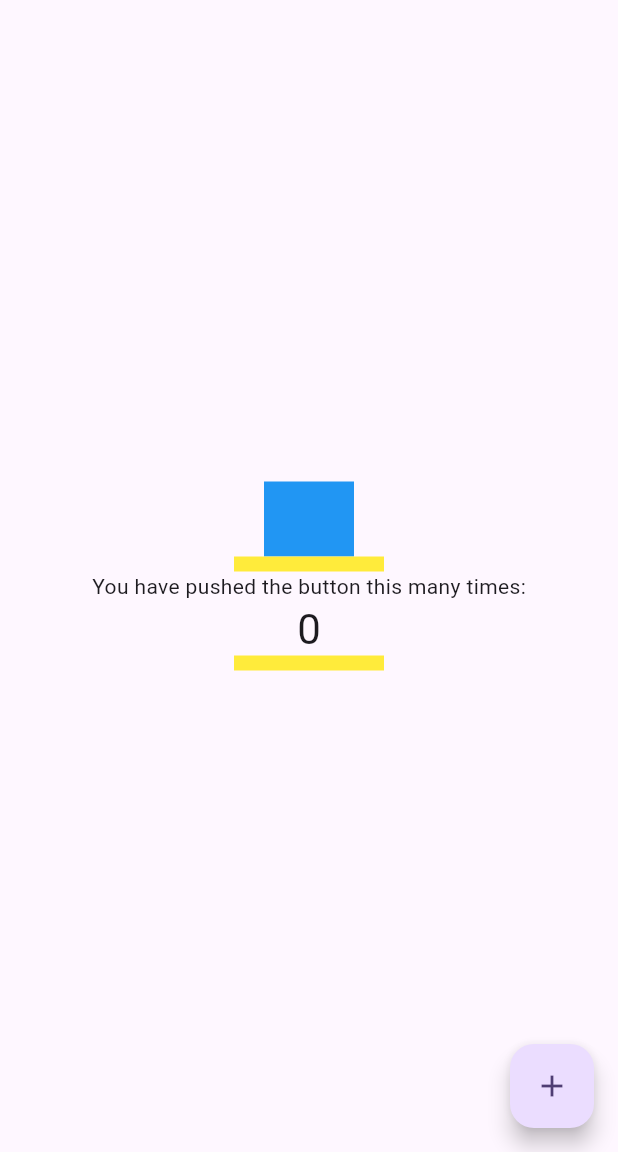
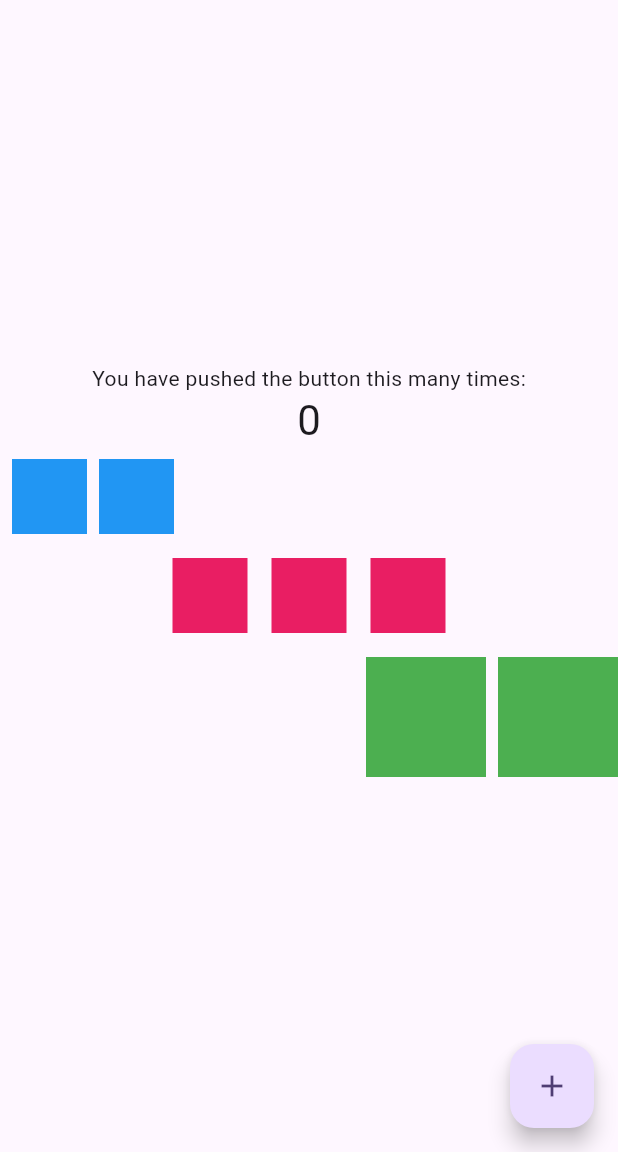
Before and after one commit to Fumi-Mura/study_flutter, a Flutter app: the screen it shows after launch, on a phone screen of 412 x 824 dp, the part 84-1236 px from its top. Run offline on Flutter 3.47's test engine with Material 3 defaults, Android fonts, the phone set to English and light mode, and no system bars.

Commit message:
make sizedbox homework

```diff
--- a/lib/my_home_page.dart
+++ b/lib/my_home_page.dart
@@ -27,18 +27,24 @@ class _MyHomePageState extends State<MyHomePage> {
       ),
       body: Center(
         child: Column(
+          mainAxisSize: MainAxisSize.min,
           mainAxisAlignment: MainAxisAlignment.center,
           children: <Widget>[
-            const SizedBox(
-              height: 50,
-              width: 60,
-              child: ColoredBox(color: Colors.blue)
-            ),
-            const SizedBox(
-              height: 10,
-              width: 100,
-              child: ColoredBox(color: Colors.yellow)
-            ),
+            // const SizedBox(
+            //   height: 50,
+            //   width: 50,
+            //   child: ColoredBox(color: Colors.blue)
+            // ),
+            // const SizedBox(
+            //   height: 50,
+            //   width: 50,
+            //   child: ColoredBox(color: Colors.blue)
+            // ),
+            // const SizedBox(
+            //   height: 10,
+            //   width: 100,
+            //   child: ColoredBox(color: Colors.yellow)
+            // ),
             const Text(
               'You have pushed the button this many times:',
             ),
@@ -46,10 +52,70 @@ class _MyHomePageState extends State<MyHomePage> {
               '$_counter',
               style: Theme.of(context).textTheme.headlineMedium,
             ),
-            const SizedBox(
-              height: 10,
-              width: 100,
-              child: ColoredBox(color: Colors.yellow)
+            const Row(
+              children: <Widget>[
+                Padding(
+                  padding: EdgeInsets.all(8.0),
+                  child: SizedBox(
+                    height: 50,
+                    width: 50,
+                    child: ColoredBox(color: Colors.blue),
+                  ),
+                ),
+                SizedBox(
+                  height: 50,
+                  width: 50,
+                  child: ColoredBox(color: Colors.blue),
+                ),
+              ],
+            ),
+            const Row(
+              // mainAxisSize: MainAxisSize.min,
+              mainAxisAlignment: MainAxisAlignment.center,
+              children: <Widget>[
+                Padding(
+                  padding: EdgeInsets.all(8.0),
+                  child: SizedBox(
+                    height: 50,
+                    width: 50,
+                    child: ColoredBox(color: Colors.pink),
+                  ),
+                ),
+                Padding(
+                  padding: EdgeInsets.all(8.0),
+                  child: SizedBox(
+                    height: 50,
+                    width: 50,
+                    child: ColoredBox(color: Colors.pink),
+                  ),
+                ),
+                Padding(
+                  padding: EdgeInsets.all(8.0),
+                  child: SizedBox(
+                    height: 50,
+                    width: 50,
+                    child: ColoredBox(color: Colors.pink),
+                  ),
+                ),
+              ],
+            ),
+            const Row(
+              mainAxisAlignment: MainAxisAlignment.end,
+              children: <Widget>[
+                Padding(
+                  padding: EdgeInsets.all(8.0),
+                  child: SizedBox(
+                    height: 80,
+                    width: 80,
+                    child: ColoredBox(color: Colors.green),
+                  ),
+                ),
+                SizedBox(
+                  height: 80,
+                  width: 80,
+                  child: ColoredBox(color: Colors.green),
+                ),
+              ],
             ),
           ],
         ),
```
